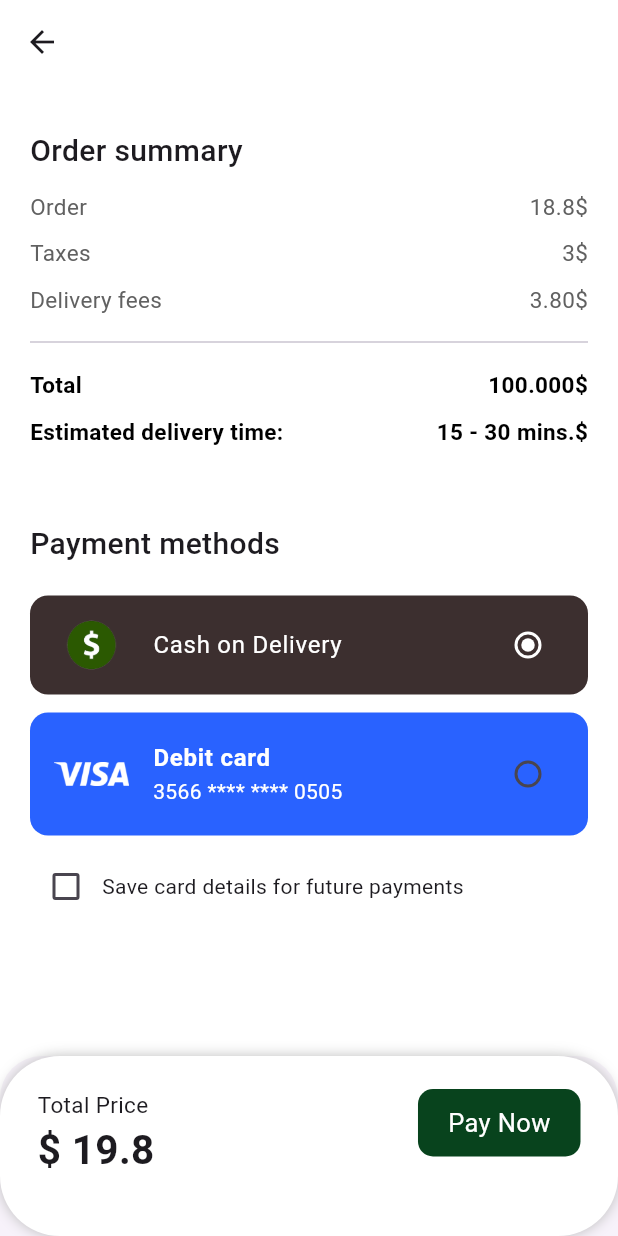
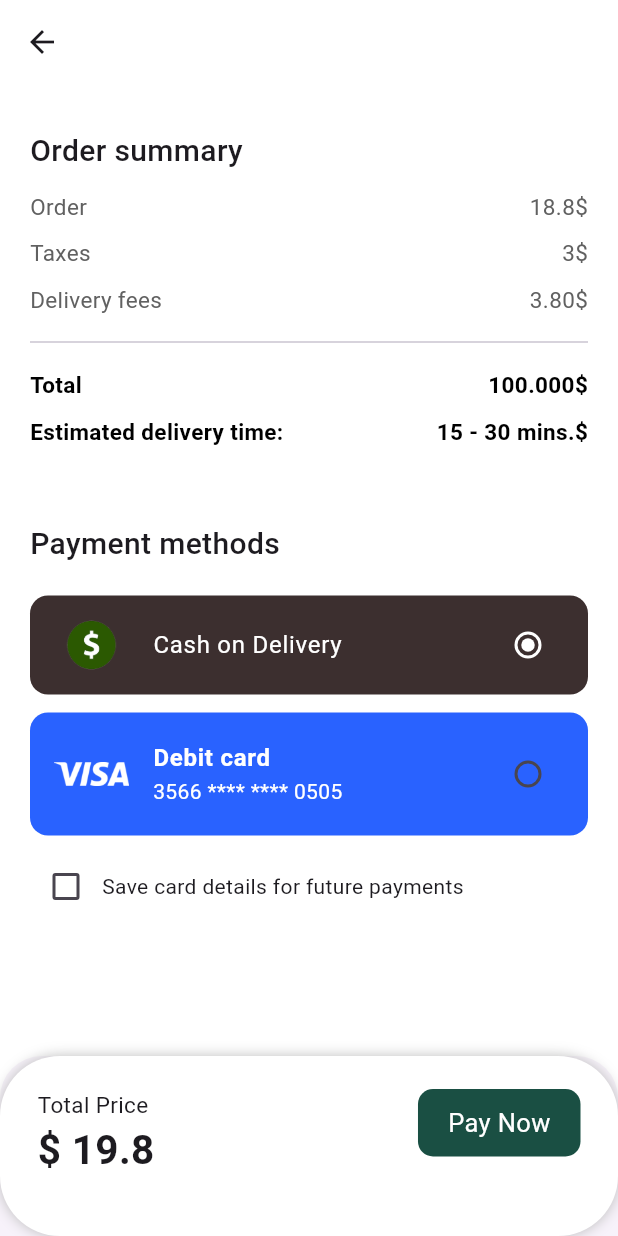
Before and after one commit to mortza20/Hungry, a Flutter app: the screen it shows after launch, item 2 of the bottom bar chosen, after a tap on "Checkout", on a phone screen of 412 x 824 dp. Run offline on Flutter 3.47's test engine with Material 3 defaults, Android fonts, the phone set to English and light mode, and no system bars; our stand-ins replace flutter_svg, gap.

Commit message:
Start working on the Profile page

```diff
--- a/lib/core/constants/app_colors.dart
+++ b/lib/core/constants/app_colors.dart
@@ -1,5 +1,5 @@
 import 'package:flutter/material.dart';
 
 class AppColors {
-  static Color primary = Color(0xff08431D);
+  static Color primary = Color(0xff1a4f43);
 }
--- a/lib/features/auth/view/profile_view.dart
+++ b/lib/features/auth/view/profile_view.dart
@@ -1,10 +1,34 @@
+import 'package:dontknow_jus_test/core/constants/app_colors.dart';
+import 'package:dontknow_jus_test/shared/custom_textfiled.dart';
 import 'package:flutter/material.dart';
+import 'package:gap/gap.dart';
 
 class ProfileView extends StatelessWidget {
   const ProfileView({super.key});
 
   @override
   Widget build(BuildContext context) {
-    return Scaffold(body: Center(child: Text("Profile")));
+    return Scaffold(
+      appBar: AppBar(
+        backgroundColor: Colors.white,
+        actions: [
+          Padding(
+            padding: const EdgeInsets.only(right: 20.0),
+            child: Icon(Icons.settings, color: AppColors.primary),
+          ),
+        ],
+      ),
+      body: Column(
+        children: [
+          Gap(20),
+          Center(
+            child: CircleAvatar(
+              radius: 70,
+              child: ClipOval(child: Image.asset("assets/test/profile.jpg")),
+            ),
+          ),
+        ],
+      ),
+    );
   }
 }
--- a/lib/features/home/views/home_view.dart
+++ b/lib/features/home/views/home_view.dart
@@ -23,7 +23,7 @@ class _HomeViewState extends State<HomeView> {
       child: Scaffold(
         body: CustomScrollView(
           slivers: [
-          ///header
+            ///Header + SearchBox
             SliverAppBar(
               elevation: 0,
               pinned: true,
@@ -33,32 +33,41 @@ class _HomeViewState extends State<HomeView> {
               toolbarHeight: 160,
               automaticallyImplyLeading: false,
               flexibleSpace: Padding(
-            padding: const EdgeInsets.only(top: 38,left: 20,right: 20),
-            child: Column(children: [UserHeader(),Gap(10),SearchBox()],),
-          ) ,),
+                padding: const EdgeInsets.only(top: 38, left: 20, right: 20),
+                child: Column(children: [UserHeader(), Gap(15), SearchBox()]),
+              ),
+            ),
 
-          ///Search+Category
-
+            ///Category
             SliverToBoxAdapter(
               child: Padding(
-                padding: const EdgeInsets.symmetric(horizontal: 15.0,vertical: 5),
-                child: FoodCateogry()
+                padding: const EdgeInsets.symmetric(horizontal: 15.0),
+                child: FoodCateogry(),
               ),
             ),
+
             ///GridView
-
             SliverPadding(
-              padding: EdgeInsetsGeometry.symmetric(horizontal: 15),
+              padding: EdgeInsetsGeometry.symmetric(
+                horizontal: 15,
+                vertical: 20,
+              ),
               sliver: SliverGrid(
                 gridDelegate: SliverGridDelegateWithFixedCrossAxisCount(
                   crossAxisCount: 2,
                   childAspectRatio: 0.8,
+                  crossAxisSpacing: 7,
+                  mainAxisSpacing: 7,
                 ),
                 delegate: SliverChildBuilderDelegate(
                   childCount: 6,
+
                   (context, index) => GestureDetector(
-                    onTap:(){
-                      Navigator.push(context, MaterialPageRoute(builder: (c)=>ProductDetailsView()));
+                    onTap: () {
+                      Navigator.push(
+                        context,
+                        MaterialPageRoute(builder: (c) => ProductDetailsView()),
+                      );
                     },
                     child: CardItem(
                       image: "assets/test/test.png",
--- a/lib/main.dart
+++ b/lib/main.dart
@@ -1,4 +1,4 @@
-import 'package:dontknow_jus_test/root.dart';
+import 'package:dontknow_jus_test/splash.dart';
 import 'package:flutter/material.dart';
 
 void main() {
@@ -8,14 +8,18 @@ void main() {
 class MyApp extends StatelessWidget {
   const MyApp({super.key});
 
+  @override
   // This widget is the root of your application.
   @override
   Widget build(BuildContext context) {
     return MaterialApp(
-      theme: ThemeData(scaffoldBackgroundColor: Colors.white),
+      theme: ThemeData(
+        splashColor: Colors.transparent,
+        scaffoldBackgroundColor: Colors.white,
+      ),
       debugShowCheckedModeBanner: false,
       title: 'Hungry',
-      home: Root(),
+      home: SplashView(),
     );
   }
 }
--- a/lib/shared/custom_textfiled.dart
+++ b/lib/shared/custom_textfiled.dart
@@ -6,11 +6,11 @@ class CustomTextfiled extends StatefulWidget {
     super.key,
     required this.hint,
     required this.isPassword,
-    required this.controller,
+    this.controller,
   });
   final String hint;
   final bool isPassword;
-  final TextEditingController controller;
+  final TextEditingController? controller;
 
   @override
   State<CustomTextfiled> createState() => _CustomTextfiledState();
--- a/lib/splash.dart
+++ b/lib/splash.dart
@@ -1,10 +1,37 @@
 import 'package:dontknow_jus_test/core/constants/app_colors.dart';
+import 'package:dontknow_jus_test/root.dart';
 import 'package:flutter/material.dart';
 import 'package:flutter_svg/svg.dart';
 import 'package:gap/gap.dart';
 
-class SplashView extends StatelessWidget {
+class SplashView extends StatefulWidget {
   const SplashView({super.key});
+
+  @override
+  State<SplashView> createState() => _SplashViewState();
+}
+
+class _SplashViewState extends State<SplashView> {
+  bool startAnimation = false;
+
+  @override
+  void initState() {
+    super.initState();
+
+    Future.delayed(Duration(milliseconds: 200), () {
+      setState(() {
+        startAnimation = true;
+      });
+    });
+
+    Future.delayed(
+      Duration(seconds: 1),
+      () => Navigator.pushReplacement(
+        context,
+        MaterialPageRoute(builder: (c) => Root()),
+      ),
+    );
+  }
 
   @override
   Widget build(BuildContext context) {
@@ -14,10 +41,31 @@ class SplashView extends StatelessWidget {
         child: Column(
           mainAxisAlignment: MainAxisAlignment.start,
           children: [
-            Gap(280),
-            SvgPicture.asset("assets/logo/logo.svg"),
+            Gap(250),
+
+            AnimatedSlide(
+              duration: Duration(milliseconds: 700),
+              curve: Curves.easeOut,
+              offset: startAnimation ? Offset(0, 0) : Offset(0, -0.3),
+              child: AnimatedOpacity(
+                duration: Duration(milliseconds: 700),
+                opacity: startAnimation ? 1 : 0,
+                child: SvgPicture.asset("assets/logo/logo.svg"),
+              ),
+            ),
+
             Spacer(),
-            Image.asset("assets/splash/splash.png"),
+
+            AnimatedSlide(
+              duration: Duration(milliseconds: 700),
+              curve: Curves.easeOut,
+              offset: startAnimation ? Offset(0, 0) : Offset(0, 0.3),
+              child: AnimatedOpacity(
+                duration: Duration(milliseconds: 700),
+                opacity: startAnimation ? 1 : 0,
+                child: Image.asset("assets/splash/splash.png"),
+              ),
+            ),
           ],
         ),
       ),
```
Also changed, not shown: lib/features/product/views/product_details_view.dart (+22 -7 lines), lib/features/product/widget/spicy.dart (+4 -3 lines), 1 other file. Lines whose indentation alone changed are shown as unchanged.
